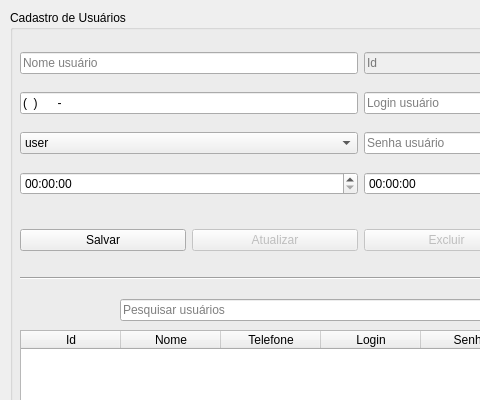
This is view/userUi.ui in hansmboron/MehsysPy as Qt 5 draws it before an edit; both pictures show x 0 to 480 and y 0 to 400 of the 723 by 575 pixel window. The edited form follows.
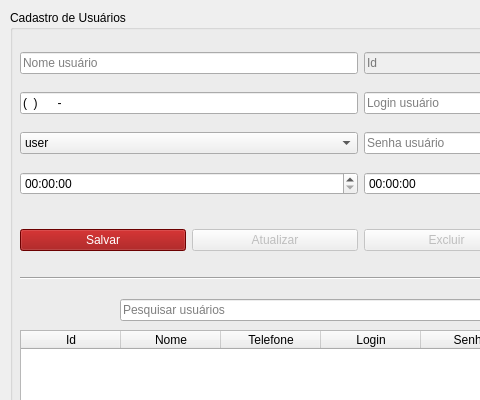
This is the edited form.

```diff
--- a/view/userUi.ui
+++ b/view/userUi.ui
@@ -264,6 +264,13 @@
      <layout class="QHBoxLayout" name="horizontalLayout_8">
       <item>
        <widget class="QPushButton" name="btnSal_usu">
+        <property name="statusTip">
+         <string>Cadastrar novo profissional</string>
+        </property>
+        <property name="styleSheet">
+         <string notr="true">background-color: rgb(150, 0, 0);
+color: rgb(255, 255, 255);</string>
+        </property>
         <property name="text">
          <string>Salvar</string>
         </property>
```
Left out of the diff: 15 changed lines with no effect on the pictures.
